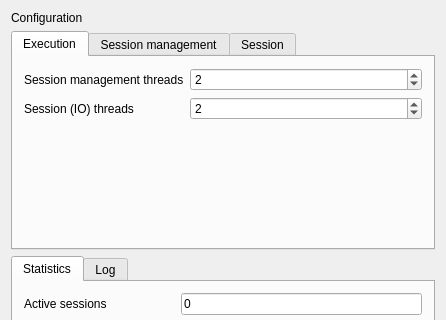
Above: src/ma/echo/server/qt/mainform.ui from mabrarov/asio_samples before the change; both pictures show x 0 to 446 and y 0 to 320 of the 446 by 565 pixel window. Below: the same form after it.
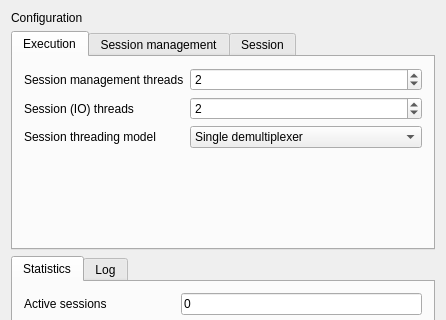
That is the form after the change.

```diff
--- a/src/ma/echo/server/qt/mainform.ui
+++ b/src/ma/echo/server/qt/mainform.ui
@@ -83,6 +83,27 @@
          </property>
         </widget>
        </item>
+       <item row="2" column="0">
+        <widget class="QLabel" name="sessionThreadModelLabel">
+         <property name="text">
+          <string>Session threading model</string>
+         </property>
+        </widget>
+       </item>
+       <item row="2" column="1">
+        <widget class="QComboBox" name="sessionThreadModelComboBox">
+         <item>
+          <property name="text">
+           <string>Single demultiplexer</string>
+          </property>
+         </item>
+         <item>
+          <property name="text">
+           <string>Demultiplexer per work thread</string>
+          </property>
+         </item>
+        </widget>
+       </item>
       </layout>
      </widget>
      <widget class="QWidget" name="sessionManagementTab">
```
Left out of the diff: 29 changed lines with no effect on the pictures.
